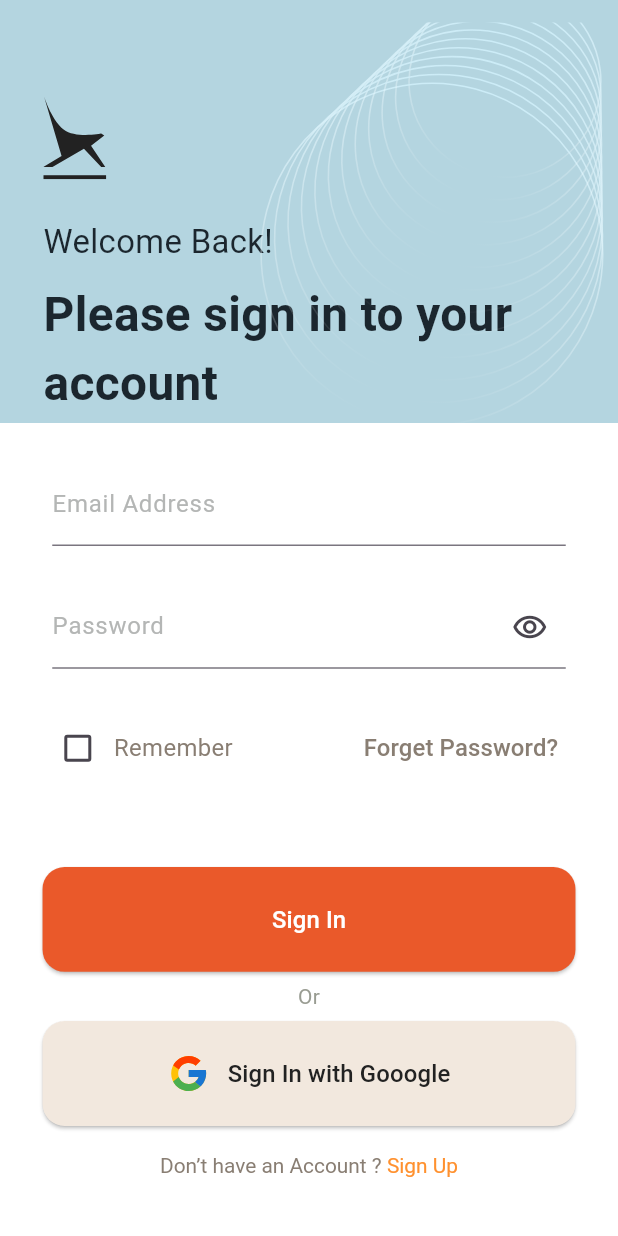
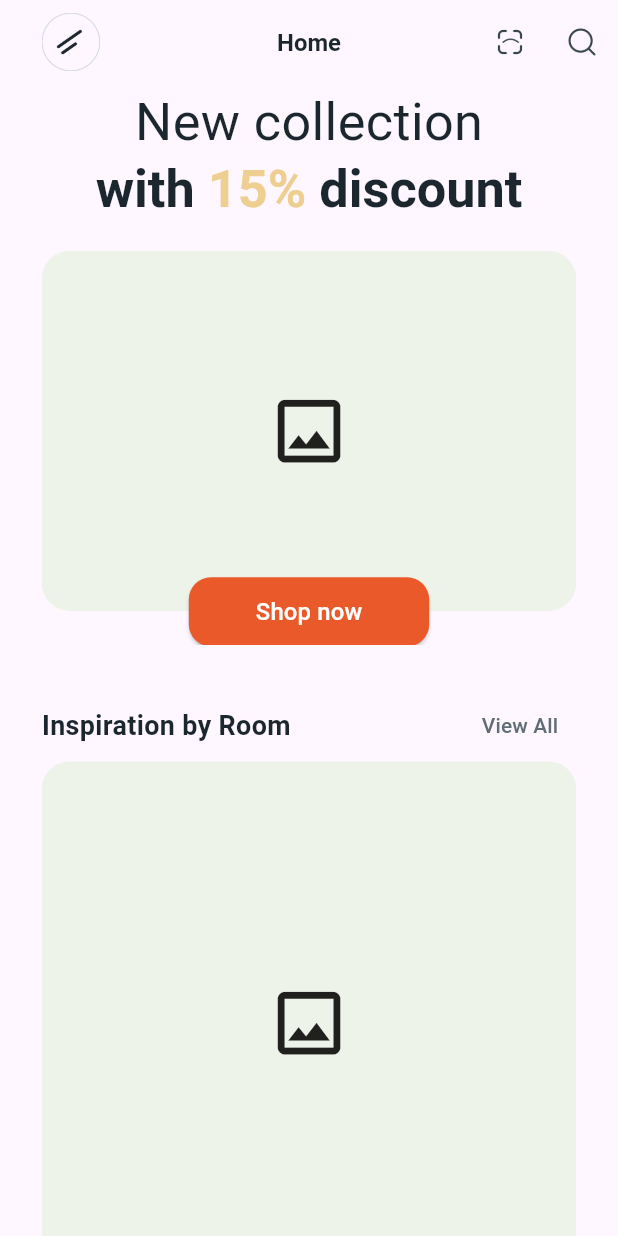
Before and after one commit to ibragimovAzizbek/furniture-ui, a Flutter app: the LoginPage screen opened by its route, after a tap on "Sign In", on a phone screen of 412 x 824 dp. Run offline on Flutter 3.47's test engine with Material 3 defaults, Android fonts, the phone set to English and light mode, and no system bars; our stand-ins replace bloc, flutter_bloc, flutter_screenutil, flutter_svg, mask_text_input_formatter, smooth_page_indicator.

Commit message:
Home page is 70 percent complete.

```diff
--- a/lib/core/router/router.dart
+++ b/lib/core/router/router.dart
@@ -1,6 +1,7 @@
 import 'package:flutter/material.dart';
 import 'package:furniture/presentation/screens/auth/login_page.dart';
 import 'package:furniture/presentation/screens/auth/sign_up_page.dart';
+import 'package:furniture/presentation/screens/home/home_page.dart';
 import 'package:furniture/presentation/screens/initPage/init_page.dart';
 import 'package:furniture/presentation/screens/onBoarding/on_boarding_page.dart';
 
@@ -26,6 +27,9 @@ class RouterCont {
 
       case '/signup':
         return navigator(SignUpPage());
+
+      case '/home':
+        return navigator(const HomePage());
     }
     return null;
     // return null;
--- a/lib/presentation/resource/assets_manager.dart
+++ b/lib/presentation/resource/assets_manager.dart
@@ -16,8 +16,13 @@ class AppIcons {
   static const String googleLogo = "$iconPath/google.svg";
 
   static const String bgElement = "$iconPath/Bg-Element.svg";
+  static const String homeLeadingIcon = "$iconPath/home_leading_icon.svg";
+  static const String oclock = "$iconPath/oclock.svg";
+  static const String search = "$iconPath/search.svg";
 }
 
 class ImageAssets {
-  static const String certificate = "$imagePath/certificate.png";
+  static const String homeLeadingIcon = "$imagePath/home_leading_icon.png";
+  static const String oclock = "$imagePath/oclock.png";
+  static const String search = "$imagePath/search.png";
 }
--- a/lib/presentation/resource/colors_manager.dart
+++ b/lib/presentation/resource/colors_manager.dart
@@ -38,6 +38,13 @@ class ColorManager {
 
   static Color eECE91 = HexColor.fromHex("#EECE91");
   static Color aBCF9F = HexColor.fromHex("#ABCF9F");
+
+  static Color eEF3E9 = HexColor.fromHex("#EEF3E9");
+
+  static Color d4D5DA = HexColor.fromHex("#D4D5DA");
+
+
+
 }
 
 extension HexColor on Color {
--- a/lib/presentation/screens/auth/components/input_widget.dart
+++ b/lib/presentation/screens/auth/components/input_widget.dart
@@ -31,7 +31,6 @@ class InputWidget extends StatelessWidget {
         ),
         onChanged: (s) {
           itIsSignUp ? context.read<SignUpCubit>().checkFields() : {};
-          print("### EMAIL ###");
         },
         validator: (value) {
           if (value == null || value.isEmpty) {
--- a/lib/presentation/screens/auth/components/pass_input_widget.dart
+++ b/lib/presentation/screens/auth/components/pass_input_widget.dart
@@ -44,7 +44,6 @@ class PasswordInputWidget extends StatelessWidget {
         ),
         onChanged: (s) {
           itIsSignUp ? context.read<SignUpCubit>().checkFields() : {};
-          print("### PASS ###");
         },
         validator: (value) {
           if (value == null || value.isEmpty) {
--- a/lib/presentation/screens/auth/components/phone_num_input.dart
+++ b/lib/presentation/screens/auth/components/phone_num_input.dart
@@ -39,7 +39,6 @@ class PhoneNumInput extends StatelessWidget {
         textInputAction: TextInputAction.done,
         onChanged: (s) {
           itIsSignUp ? context.read<SignUpCubit>().checkFields() : {};
-          print("### PHONE ###");
         },
         validator: (value) {
           if (value == null || value.isEmpty) {
--- a/lib/presentation/screens/auth/login_page.dart
+++ b/lib/presentation/screens/auth/login_page.dart
@@ -46,7 +46,13 @@ class LoginPage extends StatelessWidget {
                 ),
               ),
               bgColor: ColorManager.eA592A,
-              function: () {},
+              function: () {
+                Navigator.pushNamedAndRemoveUntil(
+                  context,
+                  '/home',
+                  (route) => false,
+                );
+              },
             ),
             Padding(
               padding: EdgeInsets.symmetric(vertical: 7.h),
@@ -78,7 +84,13 @@ class LoginPage extends StatelessWidget {
                 ],
               ),
               bgColor: ColorManager.f2E8DE,
-              function: () {},
+              function: () {
+                Navigator.pushNamedAndRemoveUntil(
+                  context,
+                  '/home',
+                  (route) => false,
+                );
+              },
             ),
             SizedBox(height: 20.h),
             // Do u have not account button
--- a/lib/presentation/screens/auth/sign_up_page.dart
+++ b/lib/presentation/screens/auth/sign_up_page.dart
@@ -28,7 +28,13 @@ class SignUpPage extends StatelessWidget {
         } else if (state is SignUpAllFieldsAreFilled) {
           return BodySignUp(
             formKey: _formKey,
-            function: () {},
+            function: () {
+              Navigator.pushNamedAndRemoveUntil(
+                context,
+                '/home',
+                (route) => false,
+              );
+            },
             containerColor: ColorManager.aBCF9F,
           );
         } else {
--- /dev/null
+++ b/lib/presentation/screens/home/home_page.dart
@@ -0,0 +1,315 @@
+import 'package:flutter/material.dart';
+import 'package:flutter_screenutil/flutter_screenutil.dart';
+import 'package:furniture/presentation/resource/assets_manager.dart';
+import 'package:furniture/presentation/resource/colors_manager.dart';
+
+class HomePage extends StatelessWidget {
+  const HomePage({super.key});
+
+  @override
+  Widget build(BuildContext context) {
+    return Scaffold(
+      appBar: AppBar(
+        leadingWidth: 67.w,
+        leading: Padding(
+          padding: EdgeInsets.only(left: 28.w),
+          child: Image.asset(
+            ImageAssets.homeLeadingIcon,
+            height: 39.h,
+            width: 39.w,
+          ),
+        ),
+        centerTitle: true,
+        title: Text(
+          "Home",
+          style: TextStyle(
+            fontSize: 16.sp,
+            color: ColorManager.black100,
+            fontWeight: FontWeight.bold,
+          ),
+        ),
+        actions: [
+          IconButton(
+            onPressed: () {},
+            icon: Image.asset(
+              ImageAssets.oclock,
+              height: 24.h,
+              width: 24.w,
+            ),
+          ),
+          IconButton(
+            onPressed: () {},
+            icon: Image.asset(
+              ImageAssets.search,
+              height: 24.h,
+              width: 24.w,
+            ),
+          ),
+        ],
+      ),
+      body: Padding(
+        padding: EdgeInsets.symmetric(horizontal: 28.w),
+        child: SingleChildScrollView(
+          child: Column(
+            crossAxisAlignment: CrossAxisAlignment.start,
+            children: [
+              // Discaount
+              Center(
+                child: Text(
+                  "New collection",
+                  style: TextStyle(
+                    fontSize: 35.sp,
+                    color: ColorManager.black100,
+                  ),
+                ),
+              ),
+              Center(
+                child: RichText(
+                  text: TextSpan(
+                    text: "with ",
+                    style: TextStyle(
+                      fontSize: 35.sp,
+                      color: ColorManager.black100,
+                      fontWeight: FontWeight.bold,
+                    ),
+                    children: [
+                      TextSpan(
+                        text: "15%",
+                        style: TextStyle(
+                          color: ColorManager.eECE91,
+                        ),
+                      ),
+                      TextSpan(
+                        text: " discount",
+                        style: TextStyle(
+                          fontSize: 35.sp,
+                          color: ColorManager.black100,
+                          fontWeight: FontWeight.bold,
+                        ),
+                      ),
+                    ],
+                  ),
+                ),
+              ),
+              SizedBox(height: 22.h),
+              // Discount products
+              Stack(
+                children: [
+                  SizedBox(
+                    height: 286.h,
+                    child: Container(
+                      margin: EdgeInsets.only(bottom: 25.h),
+                      height: 261.h,
+                      width: double.infinity,
+                      decoration: BoxDecoration(
+                        borderRadius: BorderRadius.circular(20.r),
+                        color: ColorManager.eEF3E9,
+                      ),
+                      child: Icon(
+                        Icons.image_outlined,
+                        size: 56.w,
+                      ),
+                    ),
+                  ),
+                  Positioned(
+                    bottom: -1.8.h,
+                    left: 98.5.w,
+                    child: ElevatedButton(
+                      style: ElevatedButton.styleFrom(
+                        shape: RoundedRectangleBorder(
+                          borderRadius: BorderRadius.circular(16.r),
+                        ),
+                        fixedSize: Size(161.w, 50.h),
+                        backgroundColor: ColorManager.eA592A,
+                      ),
+                      child: Text(
+                        "Shop now",
+                        style: TextStyle(
+                          fontSize: 16.sp,
+                          color: ColorManager.bgWhite,
+                        ),
+                      ),
+                      onPressed: () {},
+                    ),
+                  ),
+                ],
+              ),
+              SizedBox(height: 32.h),
+              // Inspiration by Room
+              const TitleAndTextButton(
+                title: "Inspiration by Room",
+                text: "View All",
+              ),
+              Container(
+                height: 379.h,
+                width: double.infinity,
+                decoration: BoxDecoration(
+                  borderRadius: BorderRadius.circular(20.r),
+                  color: ColorManager.eEF3E9,
+                ),
+                child: Icon(
+                  Icons.image_outlined,
+                  size: 56.w,
+                ),
+              ),
+              SizedBox(height: 32.h),
+              // All Furnitures Category
+              const TitleAndTextButton(
+                title: "All Furnitures Category",
+                text: "View All",
+              ),
+              SizedBox(
+                height: 220.h,
+                child: ListView.separated(
+                  scrollDirection: Axis.horizontal,
+                  itemCount: 5,
+                  itemBuilder: (context, index) {
+                    return Container(
+                      height: 220.h,
+                      width: 164.h,
+                      decoration: BoxDecoration(
+                        borderRadius: BorderRadius.circular(20.r),
+                        border: Border.all(color: ColorManager.d4D5DA),
+                      ),
+                      child: Column(
+                        children: [
+                          Container(
+                            height: 129.h,
+                            width: 129.w,
+                            margin: EdgeInsets.only(top: 14.h),
+                            decoration: BoxDecoration(
+                              borderRadius: BorderRadius.circular(120),
+                              color: ColorManager.d4D5DA,
+                            ),
+                            child: Icon(
+                              Icons.image_outlined,
+                              size: 56.w,
+                            ),
+                          ),
+                          SizedBox(height: 16.h),
+                          Text(
+                            "FLINSHULT",
+                            style: TextStyle(
+                              fontSize: 16.sp,
+                              color: ColorManager.black100,
+                            ),
+                          ),
+                          SizedBox(height: 2.h),
+                          Text(
+                            "20 Items ",
+                            style: TextStyle(
+                              fontSize: 14.sp,
+                              color: ColorManager.black60,
+                            ),
+                          )
+                        ],
+                      ),
+                    );
+                  },
+                  separatorBuilder: (context, index) {
+                    return SizedBox(width: 22.w);
+                  },
+                ),
+              ),
+              SizedBox(height: 52.h),
+              // Explore Furniture
+              Text(
+                "Explore Furniture",
+                style: TextStyle(
+                  fontSize: 18.sp,
+                  color: ColorManager.black100,
+                  fontWeight: FontWeight.bold,
+                ),
+              ),
+              SizedBox(height: 32.h),
+              GridView.builder(
+                itemCount: 6,
+                shrinkWrap: true,
+                physics: const NeverScrollableScrollPhysics(),
+                gridDelegate: SliverGridDelegateWithFixedCrossAxisCount(
+                  crossAxisCount: 2,
+                  crossAxisSpacing: 18.w,
+                  mainAxisSpacing: 38.h,
+                  childAspectRatio: 0.74, // Adjust as per your design
+                ),
+                itemBuilder: (context, index) {
+                  return const FurnitureItemCard();
+                },
+              ),
+              SizedBox(height: 150.h),
+            ],
+          ),
+        ),
+      ),
+    );
+  }
+}
+
+class TitleAndTextButton extends StatelessWidget {
+  const TitleAndTextButton({
+    super.key,
+    required this.title,
+    required this.text,
+  });
+
+  final String title;
+  final String text;
+
+  @override
+  Widget build(BuildContext context) {
+    return Row(
+      mainAxisAlignment: MainAxisAlignment.spaceBetween,
+      children: [
+        Text(
+          title,
+          style: TextStyle(
+            fontSize: 18.sp,
+            color: ColorManager.black100,
+            fontWeight: FontWeight.bold,
+          ),
+        ),
+        TextButton(
+          child: Text(
+            text,
+            style: TextStyle(
+              fontSize: 14.sp,
+              color: ColorManager.black60,
+            ),
+          ),
+          onPressed: () {},
+        ),
+      ],
+    );
+  }
+}
+
+class FurnitureItemCard extends StatelessWidget {
+  const FurnitureItemCard({super.key});
+
+  @override
+  Widget build(BuildContext context) {
+    return Column(
+      children: [
+        Container(
+          height: 182.h,
+          width: 170.w,
+          decoration: BoxDecoration(
+            color: Colors.grey[200],
+            borderRadius: BorderRadius.circular(16.0),
+          ),
+          child: Icon(Icons.image, size: 50.0.w),
+        ),
+        SizedBox(height: 8.h),
+        Text(
+          "Arm Chair",
+          style: TextStyle(fontSize: 16.0.w, fontWeight: FontWeight.bold),
+        ),
+        SizedBox(height: 2.h),
+        Text(
+          "\$124.00",
+          style: TextStyle(fontSize: 14.0, color: Colors.grey[600]),
+        ),
+      ],
+    );
+  }
+}
```
Also changed, not shown: assets/icons/home_leading_icon.svg (added), assets/icons/oclock.svg (added), assets/icons/search.svg (added), assets/images/home_leading_icon.png (added), assets/images/oclock.png (added), assets/images/search.png (added).
